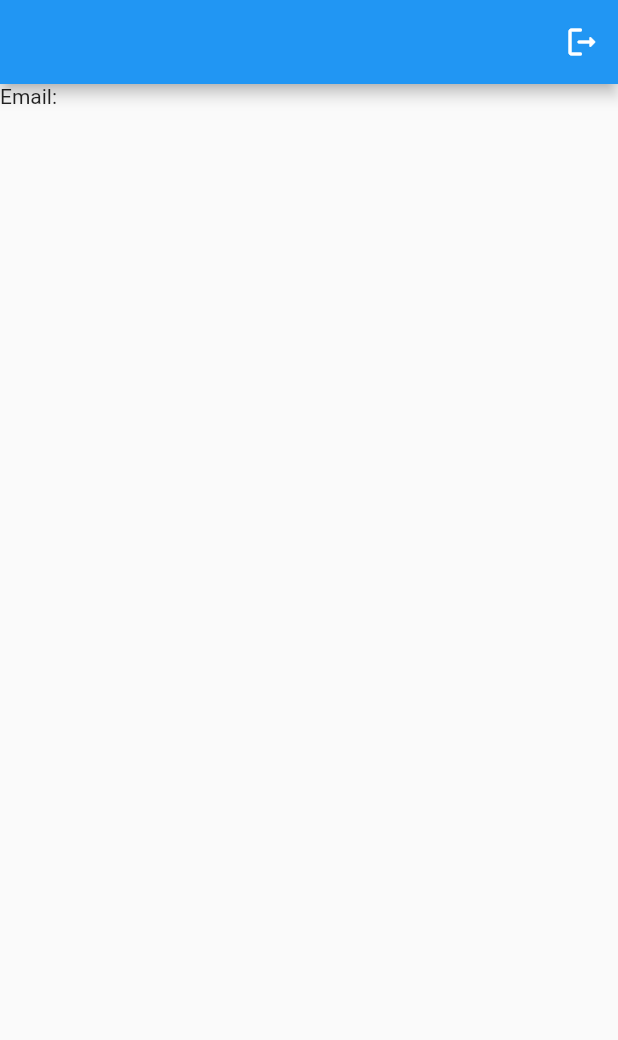
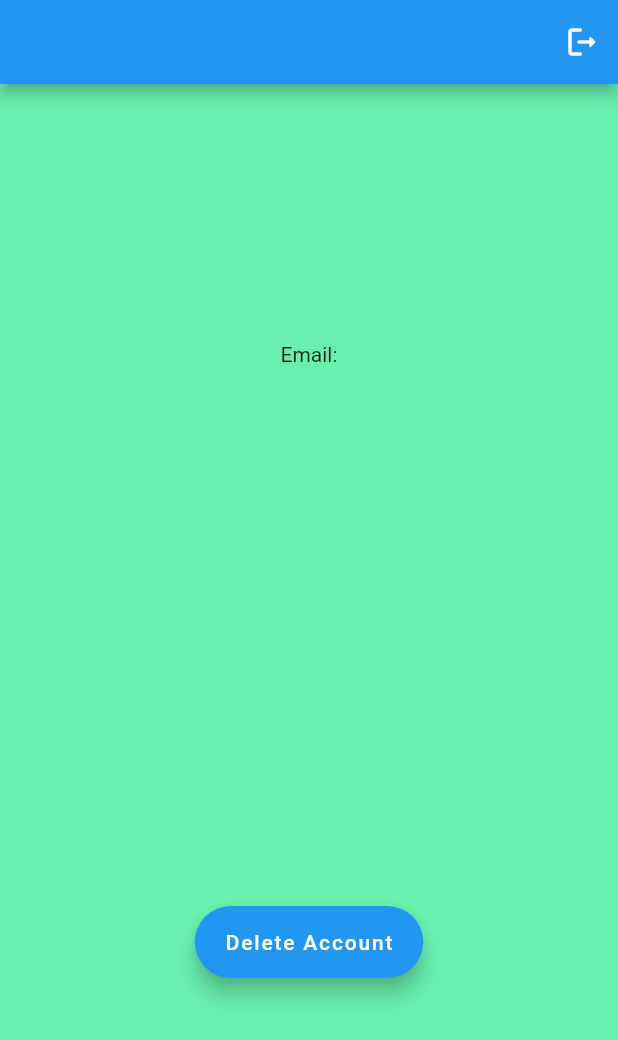
Before and after one commit to Tanay-Gupta/thelatte, a Flutter app: the screen it shows once a user with an empty profile is signed in, on a phone screen of 412 x 824 dp. Shown: the top 1040 px of the screen. Run offline on Flutter 3.47's test engine with Material 2 defaults, Android fonts, the phone set to English and light mode, and no system bars; our stand-ins replace firebase_auth, firebase_core; accounts and stored records are empty; network calls fail.

Commit message:
added accout delete option

```diff
--- a/lib/screens/home/homepage.dart
+++ b/lib/screens/home/homepage.dart
@@ -1,3 +1,4 @@
+import 'package:firebase_auth/firebase_auth.dart';
 import 'package:flutter/material.dart';
 import 'package:provider/provider.dart';
 import 'package:thelatte/models/user.dart';
@@ -20,11 +21,25 @@ class HomePage extends StatelessWidget {
             icon: Icon(Icons.logout_rounded))
       ]),
       body: Material(
-          child: Column(
-        // mainAxisAlignment: MainAxisAlignment.center,
-        crossAxisAlignment: CrossAxisAlignment.center,
-        children: [Text("Email:"), Text(user.email.toString())],
-      )),
+          color: Colors.greenAccent,
+          child: Container(
+            width: MediaQuery.of(context).size.width,
+            child: Column(
+              mainAxisAlignment: MainAxisAlignment.spaceEvenly,
+              crossAxisAlignment: CrossAxisAlignment.center,
+              children: [
+                Text("Email:"),
+                Text(user.email.toString()),
+                FloatingActionButton.extended(
+                    onPressed: () async {
+                      User? user = await FirebaseAuth.instance.currentUser;
+
+                      await user!.delete();
+                    },
+                    label: Text("Delete Account")),
+              ],
+            ),
+          )),
     );
   }
 }
--- a/lib/screens/wrapper.dart
+++ b/lib/screens/wrapper.dart
@@ -1,31 +1,22 @@
-
-
 import 'package:flutter/material.dart';
 import 'package:provider/provider.dart';
 import 'package:thelatte/models/user.dart';
 import 'package:thelatte/screens/authenticate/authenticate.dart';
+import 'package:thelatte/screens/authenticate/passwordReset.dart';
 import 'package:thelatte/screens/authenticate/sign_in.dart';
 import 'package:thelatte/screens/home/homepage.dart';
+
 class Wrapper extends StatelessWidget {
-  const Wrapper({ Key? key }) : super(key: key);
+  const Wrapper({Key? key}) : super(key: key);
 
   @override
   Widget build(BuildContext context) {
+    final user = Provider.of<UserData?>(context);
 
-
-    final user=Provider.of<UserData?>(context);
-
-    if(user==null)
-    {
-
-    return Authenticate();
+    if (user == null) {
+      return Authenticate();
+    } else {
+      return HomePage();
     }
-    else
-    {
-         return HomePage();
-    }
-
-
-
   }
 }
```
Also changed, not shown: lib/screens/authenticate/passwordReset.dart (added, +51 -0 lines), lib/services/auth.dart (+11 -0 lines).
